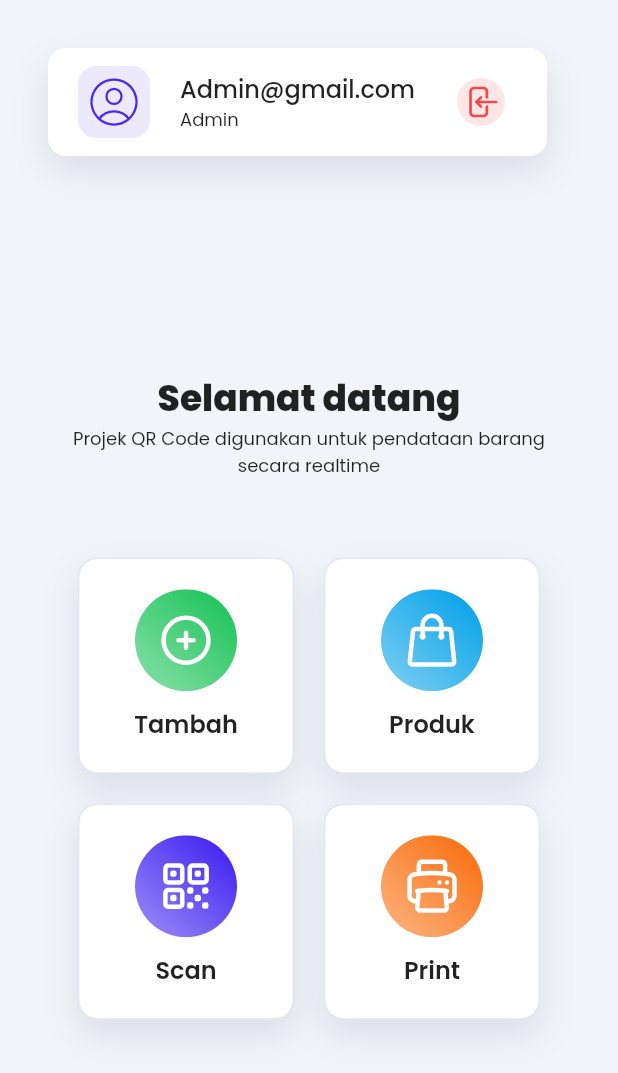
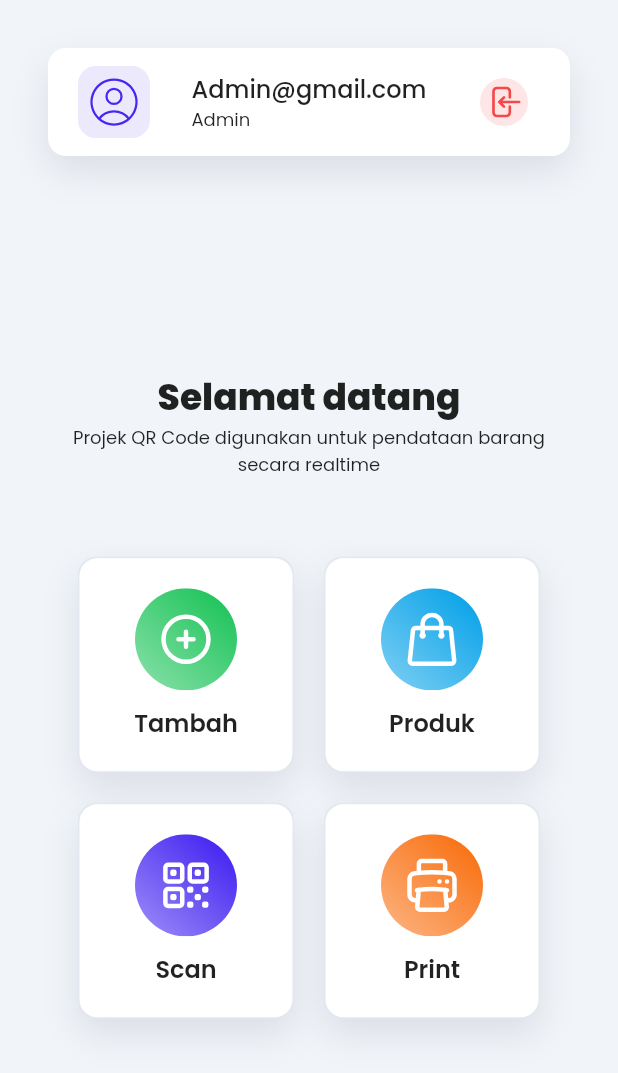
Before and after one commit to sindev08/qr-code, a Flutter app: the HomeView screen opened by its route, on a phone screen of 412 x 824 dp. Shown: the top 1073 px of the screen. Run offline on Flutter 3.47's test engine with Material 2 defaults, Android fonts, the light colour scheme and no system bars; our stand-ins replace cloud_firestore, firebase_auth, firebase_core, flutter_svg, get, open_file and 2 more; missing offline and left inert: flutter_barcode_scanner; accounts and stored records are empty.

Commit message:
fix : responsive rotation home page

```diff
--- a/lib/app/modules/home/views/home_view.dart
+++ b/lib/app/modules/home/views/home_view.dart
@@ -23,6 +23,8 @@ class HomeView extends GetView<HomeController> {
           child: Stack(children: [
             Positioned(
                 top: 32,
+                left: 0,
+                right: 0,
                 child: Container(
                   decoration: BoxDecoration(
                     color: CustomColors.white,
@@ -39,9 +41,9 @@ class HomeView extends GetView<HomeController> {
                     padding: const EdgeInsets.symmetric(
                         vertical: 12, horizontal: 20),
                     child: Row(
+                      mainAxisAlignment: MainAxisAlignment.spaceBetween,
                       children: [
                         ProfileSvg(width: 48),
-                        const SizedBox(width: 20),
                         const Column(
                           crossAxisAlignment: CrossAxisAlignment.start,
                           children: [
@@ -60,8 +62,6 @@ class HomeView extends GetView<HomeController> {
                             ),
                           ],
                         ),
-                        const SizedBox(width: 20),
-                        // LogoutSvg(width: 36)
                         IconButton(
                             onPressed: () async {
                               Map<String, dynamic> hasil = await authC.logout();
@@ -76,7 +76,14 @@ class HomeView extends GetView<HomeController> {
                     ),
                   ),
                 )),
-            Container(
+            Positioned(
+              top: MediaQuery.of(context).size.height * 0.15,
+              left: 0,
+              right: 0,
+              bottom: 0,
+              child: SingleChildScrollView(
+                scrollDirection: Axis.vertical,
+                child: Container(
                   margin: EdgeInsets.only(
                       top: MediaQuery.of(context).size.height * 0.15),
                   child: Column(
@@ -105,9 +112,11 @@ class HomeView extends GetView<HomeController> {
                         physics:
                             const NeverScrollableScrollPhysics(), // Agar GridView tidak melakukan scrolling
                         padding: const EdgeInsets.all(20),
-                    gridDelegate:
-                        const SliverGridDelegateWithFixedCrossAxisCount(
-                      crossAxisCount: 2,
+                        gridDelegate: SliverGridDelegateWithFixedCrossAxisCount(
+                          crossAxisCount: MediaQuery.of(context).orientation ==
+                                  Orientation.landscape
+                              ? 4
+                              : 2,
                           mainAxisSpacing: 20,
                           crossAxisSpacing: 20,
                         ),
@@ -166,7 +175,8 @@ class HomeView extends GetView<HomeController> {
                             decoration: BoxDecoration(
                                 borderRadius: BorderRadius.circular(12),
                                 border: Border.all(
-                                color: CustomColors.grey.shade200, width: 1),
+                                    color: CustomColors.grey.shade200,
+                                    width: 1),
                                 boxShadow: const [
                                   BoxShadow(
                                     color: Color.fromRGBO(14, 8, 48, 0.1),
@@ -199,6 +209,8 @@ class HomeView extends GetView<HomeController> {
                         },
                       ),
                     ],
+                  ),
+                ),
               ),
             ),
           ]),
```
Lines whose indentation alone changed are shown as unchanged.
